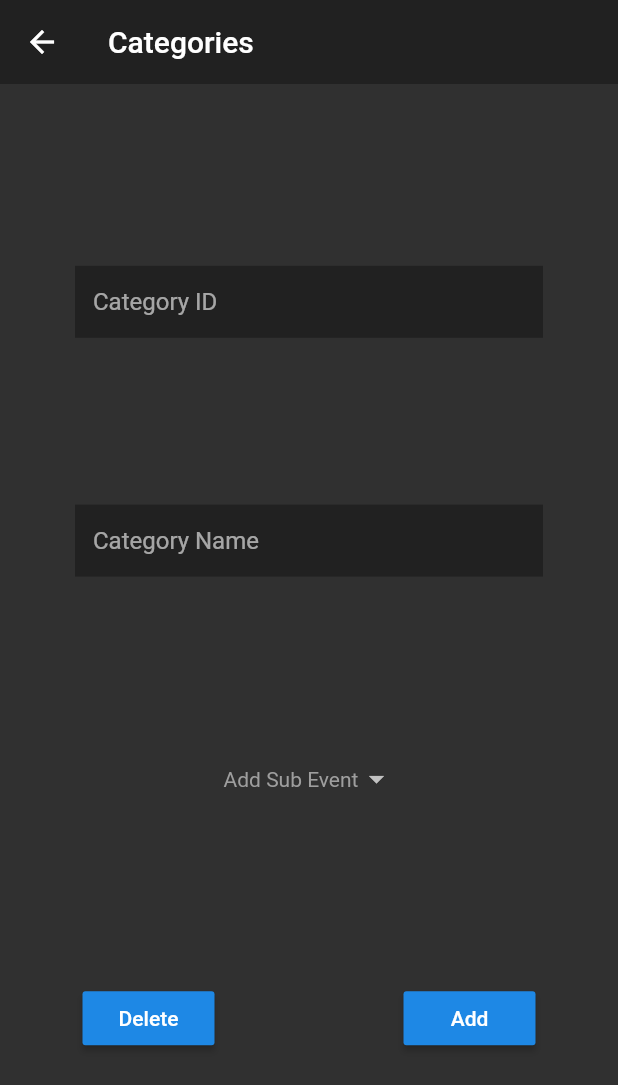
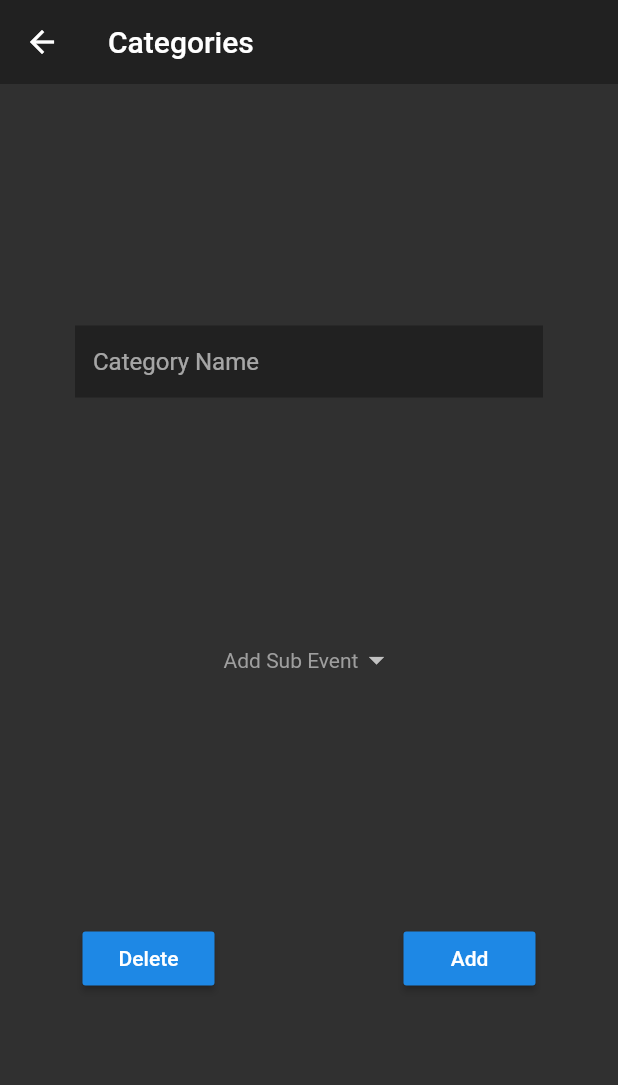
Before and after one commit to Android-Builds/Admin-Panel-Demo, a Flutter app: the Categories screen opened directly, on a phone screen of 412 x 824 dp. Shown: the top 1085 px of the screen. Run offline on Flutter 3.47's test engine with Material 2 defaults, Android fonts, the phone set to English and light mode, and no system bars; our stand-ins replace expandable, flutter_vector_icons, shared_preferences; accounts and stored records are empty.

Commit message:
Fix a few things

```diff
--- a/lib/event/categories.dart
+++ b/lib/event/categories.dart
@@ -15,9 +15,8 @@ class _CategoriesState extends State<Categories> {
 
   String dropDownValue = 'Add Sub Event';
   String name;
-  int i, id, index;
+  int i, index;
   List<String> subEvents = ['...','Add Sub Event'];
-  TextEditingController tid = new TextEditingController();
   TextEditingController tname = new TextEditingController();
   var subEventList = <SubEvent>[];
   final _scaffoldKey = GlobalKey<ScaffoldState>();
@@ -27,14 +26,13 @@ class _CategoriesState extends State<Categories> {
     super.initState();
     if(widget.edit) {
       tname.text = name = widget.eventCategory.name;
-      id = widget.eventCategory.id;
-      tid.text = id.toString();
       if(widget.eventCategory.subEvents.isNotEmpty) {
+        subEvents = [];
         subEventList = widget.eventCategory.subEvents;
         for(i=0; i<subEventList.length; i++) {
           subEvents.add(widget.eventCategory.subEvents[i].name);
         }
-        subEvents.insert(i,'Add Sub Event');
+        subEvents.add('Add Sub Event');
         dropDownValue = subEvents[0];
       }
     }
@@ -101,24 +99,6 @@ class _CategoriesState extends State<Categories> {
           child: Column(
             mainAxisAlignment: MainAxisAlignment.spaceEvenly,
             children: <Widget>[
-              Padding(
-                padding: const EdgeInsets.symmetric(horizontal:40.0),
-                child: Container(
-                  child: TextField(
-                    controller: tid,
-                    maxLines: 1,
-                    onChanged: (value) {
-                      id = int.parse(tid.text);
-                    },
-                    decoration: InputDecoration(
-                      border: InputBorder.none,
-                      hintText: "Category ID",
-                      fillColor: Colors.grey[900],
-                      filled: true,
-                    ),
-                  ),
-                ),
-              ),
               Padding(
                 padding: const EdgeInsets.symmetric(horizontal:40.0),
                 child: Container(
--- a/lib/login/login.dart
+++ b/lib/login/login.dart
@@ -35,7 +35,6 @@ class _LoginPageState extends State<LoginPage> {
   _setRememberMe(bool value) async {
     final prefs = await SharedPreferences.getInstance();
     prefs.setBool('rememberMe', value);
-    prefs.commit();
   }
 
   @override
```
Also changed, not shown: lib/event/event_details.dart (+2 -22 lines), lib/event/events.dart (+1 -19 lines), lib/views/SubEventExpanded.dart (+14 -6 lines).
